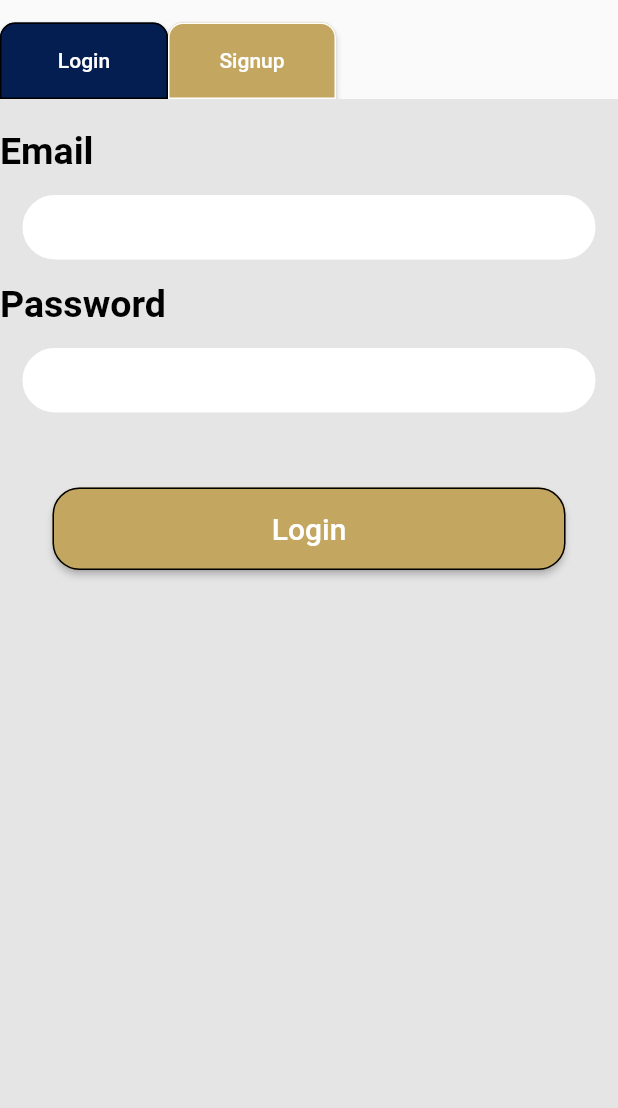
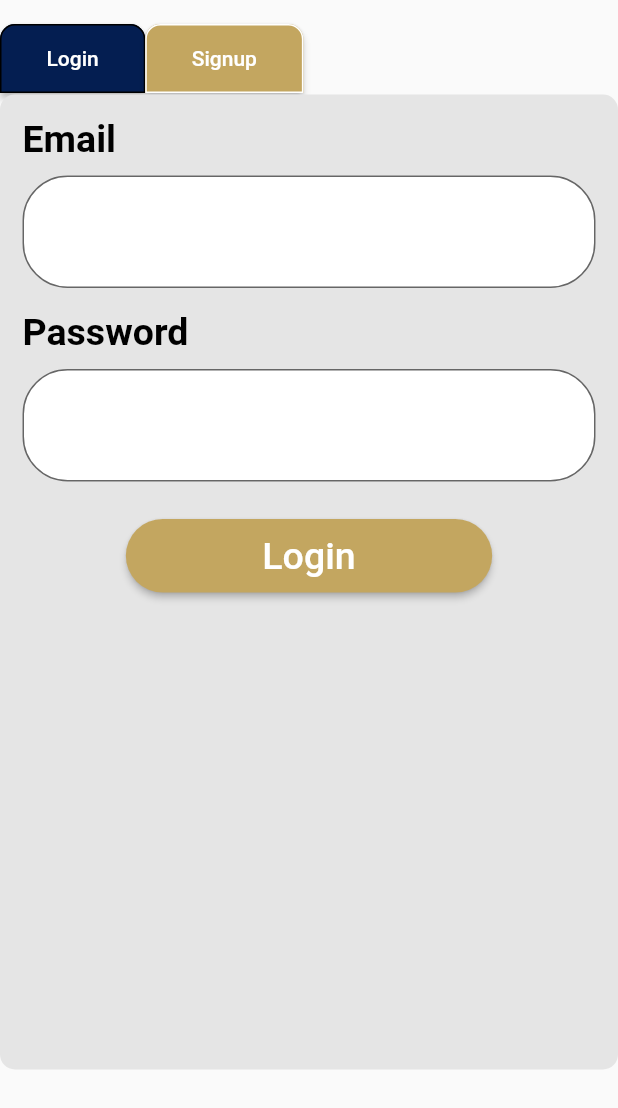
Before and after one commit to Chr0n0sXIII/HSA, a Flutter app: the LoginWidget widget shown alone on an empty page, opened directly, on a phone screen of 412 x 824 dp. Shown: the top 1108 px of the screen. Run offline on Flutter 3.47's test engine with Material 2 defaults, Android fonts, the phone set to English and light mode, and no system bars; our stand-ins replace carousel_slider, cloud_firestore, firebase_core, firebase_storage, flutter_rating_bar, geocoding and 3 more; missing offline and left inert: dart:html, dart:js_util, geocode, google_maps, latlng; accounts and stored records are empty.

Commit message:
login style

```diff
--- a/lib/views/widgets/loginWidget.dart
+++ b/lib/views/widgets/loginWidget.dart
@@ -46,14 +46,14 @@ class _LoginWidgetState extends State<LoginWidget> {
               alignment: Alignment.topLeft,
               margin: const EdgeInsets.only(top: 15.0),
               //padding: const EdgeInsets.all(20.0),
-              child: SizedBox(
-                height: 51,
-                width: 112,
               child: ElevatedButton(
                   onPressed: setlogin,
+                  child: Padding(
+                    padding: const EdgeInsets.all(15.0),
                     child: Text(
                       "Login",
                       style: const TextStyle(color: Colors.white),
+                    ),
                   ),
                   style: ButtonStyle(
                       backgroundColor: MaterialStateProperty.all<Color>(
@@ -65,19 +65,18 @@ class _LoginWidgetState extends State<LoginWidget> {
                                       top: Radius.circular(10)),
                                   side: BorderSide(color: Colors.black))))),
             ),
-            ),
             Container(
               alignment: Alignment.topLeft,
               margin: const EdgeInsets.only(top: 15.0),
               //padding: const EdgeInsets.all(20.0),
-              child: SizedBox(
-                height: 51,
-                width: 112,
               child: ElevatedButton(
                   onPressed: setSignup,
+                  child: Padding(
+                    padding: const EdgeInsets.all(15.0),
                     child: Text(
                       "Signup",
                       style: const TextStyle(color: Colors.white),
+                    ),
                   ),
                   style: ButtonStyle(
                       backgroundColor: MaterialStateProperty.all<Color>(
@@ -89,21 +88,21 @@ class _LoginWidgetState extends State<LoginWidget> {
                                       top: Radius.circular(10)),
                                   side: BorderSide(color: Colors.white))))),
             ),
-            ),
           ],
         ),
         if (isLogin)
-          Expanded(
-            flex: 1,
-            child: Container(
+          Container(
+            height: 650,
+            decoration: BoxDecoration(
+              borderRadius: BorderRadius.circular(10),
               color: Color.fromRGBO(229, 229, 229, 1),
+            ),
             child: Column(
               crossAxisAlignment: CrossAxisAlignment.start,
               children: [
-                  SizedBox(
-                    height: 20,
-                  ),
-                  Text(
+                Padding(
+                  padding: const EdgeInsets.only(top: 15,left: 15),
+                  child: Text(
                     "Email",
                     textAlign: TextAlign.left,
                     overflow: TextOverflow.ellipsis,
@@ -112,24 +111,27 @@ class _LoginWidgetState extends State<LoginWidget> {
                         color: Colors.black,
                         fontSize: 25),
                   ),
-                  Container(
-                    margin: const EdgeInsets.all(15.0),
-                    padding: const EdgeInsets.all(3.0),
-                    decoration: BoxDecoration(
-                      color: Colors.white,
-                      border: Border.all(color: Colors.white),
-                      borderRadius: BorderRadius.all(Radius.circular(25)),
                 ),
+                Padding(
+                  padding: const EdgeInsets.fromLTRB(15, 10, 15, 0),
                   child: TextField(
                     obscureText: false,
                     enableSuggestions: true,
                     autocorrect: false,
                     style: TextStyle(fontSize: 30),
-                      decoration: new InputDecoration.collapsed(hintText: ""),
+                    decoration: InputDecoration(
+                      fillColor: Colors.white,
+                      filled: true,
+                      border: OutlineInputBorder(
+                        borderRadius: BorderRadius.circular(30)
+                      )
+                    ),
                     controller: emailController,
                   ),
                 ),
-                  Text(
+                Padding(
+                  padding: const EdgeInsets.only(left: 15,top: 15),
+                  child: Text(
                     "Password",
                     textAlign: TextAlign.left,
                     overflow: TextOverflow.ellipsis,
@@ -138,20 +140,21 @@ class _LoginWidgetState extends State<LoginWidget> {
                         color: Colors.black,
                         fontSize: 25),
                   ),
-                  Container(
-                    margin: const EdgeInsets.all(15.0),
-                    padding: const EdgeInsets.all(3.0),
-                    decoration: BoxDecoration(
-                      color: Colors.white,
-                      border: Border.all(color: Colors.white),
-                      borderRadius: BorderRadius.all(Radius.circular(25)),
                 ),
+                Padding(
+                  padding: const EdgeInsets.fromLTRB(15, 10, 15, 0),
                   child: TextField(
                     obscureText: true,
                     enableSuggestions: false,
                     autocorrect: false,
                     style: TextStyle(fontSize: 30),
-                      decoration: new InputDecoration.collapsed(hintText: ""),
+                    decoration: InputDecoration(
+                      fillColor: Colors.white,
+                      filled: true,
+                      border: OutlineInputBorder(
+                        borderRadius: BorderRadius.circular(30)
+                      )
+                    ),
                     onSubmitted: (String value) {
                       getTextInputData();
                     },
@@ -174,18 +177,18 @@ class _LoginWidgetState extends State<LoginWidget> {
                       ),
                     ),
                   ),
-                  Container(
+                Padding(
+                  padding: const EdgeInsets.only(top: 25),
+                  child: Container(
                     alignment: Alignment.center,
-                    margin: const EdgeInsets.all(15.0),
-                    padding: const EdgeInsets.all(20.0),
-                    child: SizedBox(
-                      height: 55,
-                      width: 348,
                     child: ElevatedButton(
                         onPressed: getTextInputData,
+                        child: Padding(
+                          padding: const EdgeInsets.fromLTRB(75, 10, 75, 10),
                           child: Text(
                             "Login",
-                            style: const TextStyle(fontSize: 20),
+                            style: const TextStyle(fontSize: 25),
+                          ),
                         ),
                         style: ButtonStyle(
                             backgroundColor: MaterialStateProperty.all<Color>(
@@ -193,12 +196,11 @@ class _LoginWidgetState extends State<LoginWidget> {
                             shape: MaterialStateProperty.all<
                                     RoundedRectangleBorder>(
                                 RoundedRectangleBorder(
-                                      borderRadius: BorderRadius.circular(18.0),
-                                      side: BorderSide(color: Colors.black))))),
+                                    borderRadius: BorderRadius.circular(30.0)
+                                )))),
                   ),
                 ),
               ],
-              ),
             ),
           ),
         if (!isLogin)
```
Lines whose indentation alone changed are shown as unchanged.
